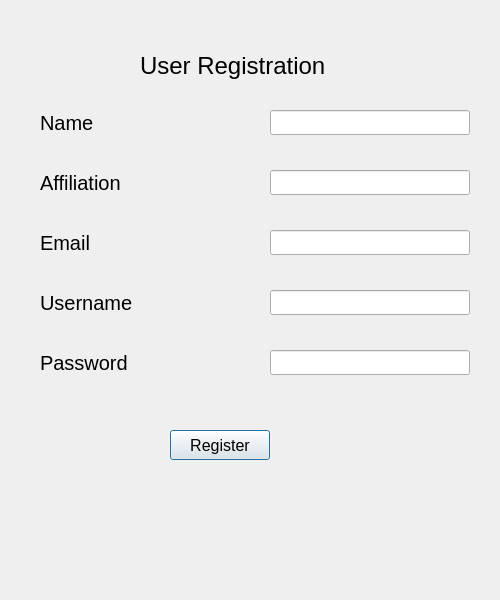
adityarnayak2001/MLT_BabyAnalysis, file user_reg.ui: the form before one commit.
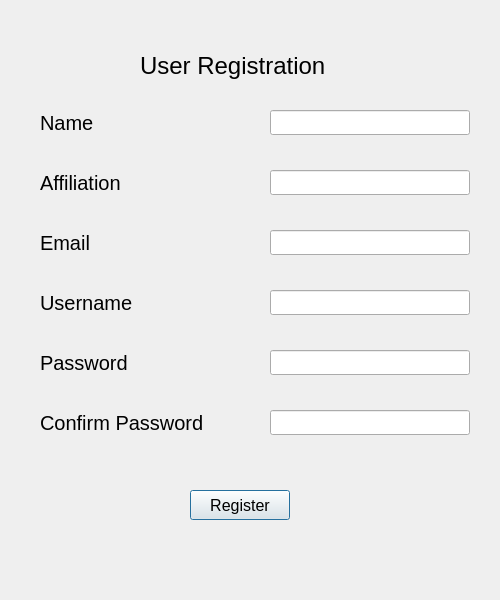
The form after the commit.

The edit to the form file:
```diff
--- a/user_reg.ui
+++ b/user_reg.ui
@@ -145,8 +145,8 @@
   <widget class="QPushButton" name="pushButton">
    <property name="geometry">
     <rect>
-     <x>170</x>
-     <y>430</y>
+     <x>190</x>
+     <y>490</y>
      <width>100</width>
      <height>30</height>
     </rect>
@@ -228,6 +228,40 @@
     <string>Username</string>
    </property>
   </widget>
+  <widget class="QLabel" name="label_9">
+   <property name="geometry">
+    <rect>
+     <x>40</x>
+     <y>410</y>
+     <width>200</width>
+     <height>25</height>
+    </rect>
+   </property>
+   <property name="sizePolicy">
+    <sizepolicy hsizetype="Minimum" vsizetype="Preferred">
+     <horstretch>0</horstretch>
+     <verstretch>0</verstretch>
+    </sizepolicy>
+   </property>
+   <property name="font">
+    <font>
+     <pointsize>15</pointsize>
+    </font>
+   </property>
+   <property name="text">
+    <string>Confirm Password</string>
+   </property>
+  </widget>
+  <widget class="QLineEdit" name="password_2">
+   <property name="geometry">
+    <rect>
+     <x>270</x>
+     <y>410</y>
+     <width>200</width>
+     <height>25</height>
+    </rect>
+   </property>
+  </widget>
  </widget>
  <resources/>
  <connections/>
```
Left out of the diff: 12 changed lines with no effect on the pictures.
